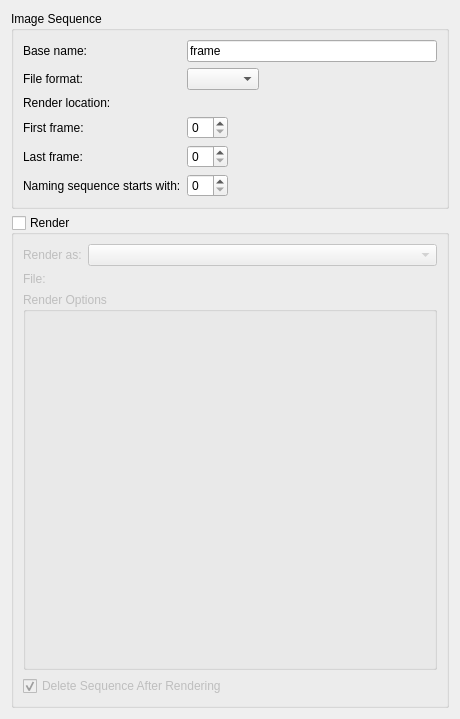
This is plugins/extensions/animationrenderer/wdg_animationrenderer.ui in KDE/krita as Qt 5 draws it before an edit. The edited form follows.
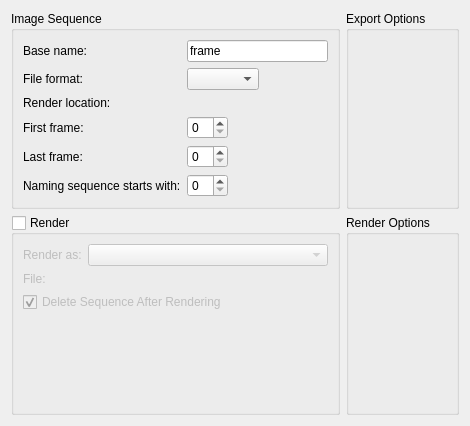
This is the edited form. Custom widgets are drawn as their Qt base class.

Commit message: Reconfigure the dialog to place the filter options to the right

Diff of the .ui file:
```diff
--- a/plugins/extensions/animationrenderer/wdg_animationrenderer.ui
+++ b/plugins/extensions/animationrenderer/wdg_animationrenderer.ui
@@ -6,15 +6,15 @@
    <rect>
     <x>0</x>
     <y>0</y>
-    <width>460</width>
-    <height>719</height>
+    <width>470</width>
+    <height>426</height>
    </rect>
   </property>
   <property name="windowTitle">
    <string>AnimationRenderer Image</string>
   </property>
-  <layout class="QVBoxLayout" name="verticalLayout">
-   <item>
+  <layout class="QGridLayout" name="gridLayout">
+   <item row="0" column="0">
     <widget class="QGroupBox" name="groupBox">
      <property name="title">
       <string>Image Sequence</string>
@@ -131,7 +131,14 @@
      </layout>
     </widget>
    </item>
-   <item>
+   <item row="0" column="1">
+    <widget class="QGroupBox" name="grpExportOptions">
+     <property name="title">
+      <string>Export Options</string>
+     </property>
+    </widget>
+   </item>
+   <item row="1" column="0">
     <widget class="QGroupBox" name="grpRender">
      <property name="sizePolicy">
       <sizepolicy hsizetype="Preferred" vsizetype="Preferred">
@@ -179,19 +186,6 @@
          </widget>
         </item>
         <item row="3" column="0" colspan="2">
-         <widget class="QGroupBox" name="grpRenderOptions">
-          <property name="sizePolicy">
-           <sizepolicy hsizetype="Preferred" vsizetype="Preferred">
-            <horstretch>0</horstretch>
-            <verstretch>1</verstretch>
-           </sizepolicy>
-          </property>
-          <property name="title">
-           <string>Render Options</string>
-          </property>
-         </widget>
-        </item>
-        <item row="4" column="0" colspan="2">
          <widget class="QCheckBox" name="chkDeleteSequence">
           <property name="text">
            <string>Delete Sequence After Rendering</string>
@@ -206,6 +200,19 @@
      </layout>
     </widget>
    </item>
+   <item row="1" column="1">
+    <widget class="QGroupBox" name="grpRenderOptions">
+     <property name="sizePolicy">
+      <sizepolicy hsizetype="Preferred" vsizetype="Preferred">
+       <horstretch>0</horstretch>
+       <verstretch>1</verstretch>
+      </sizepolicy>
+     </property>
+     <property name="title">
+      <string>Render Options</string>
+     </property>
+    </widget>
+   </item>
   </layout>
  </widget>
  <customwidgets>
```
